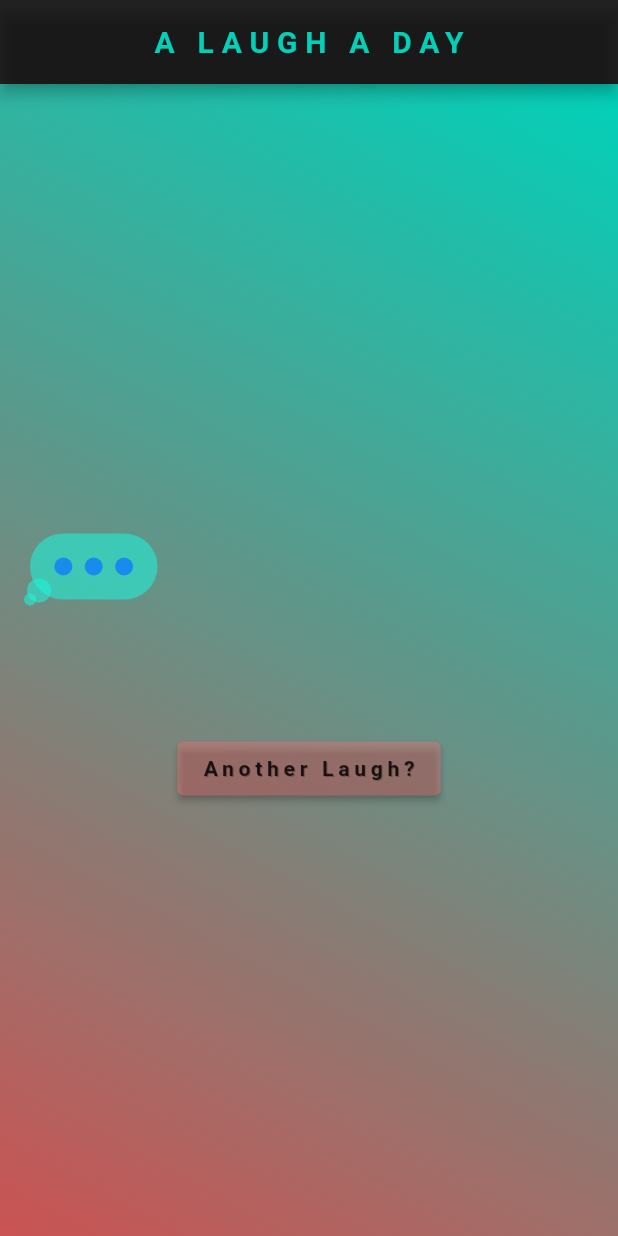
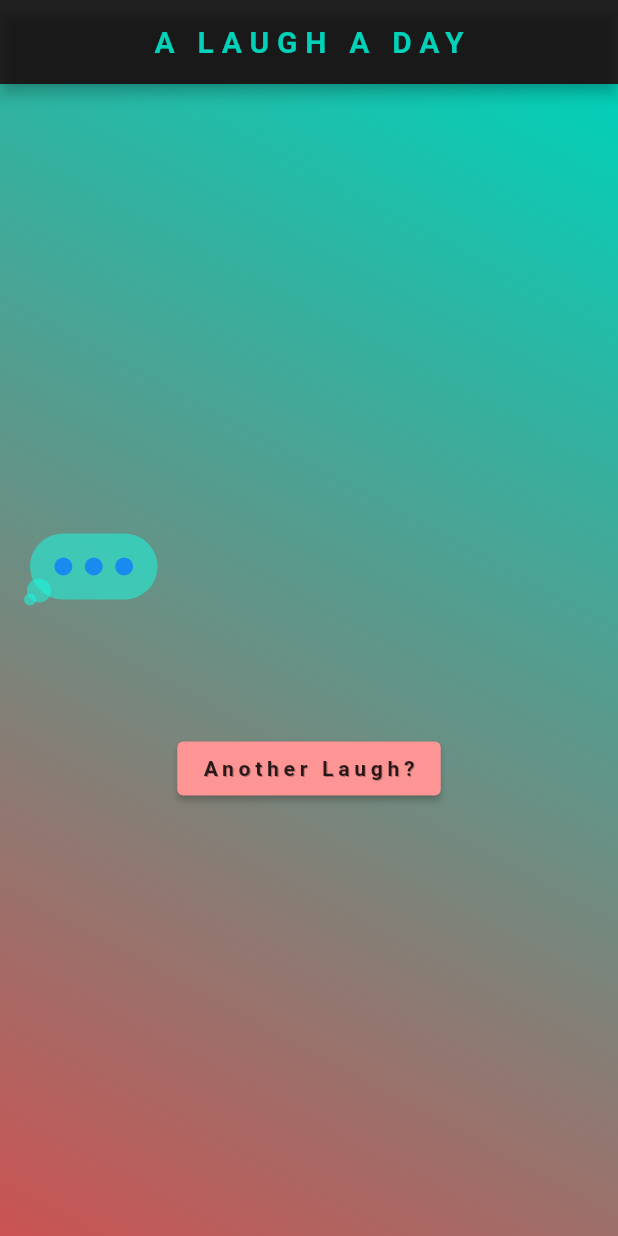
Before and after one commit to reichg/a_laugh_a_day, a Flutter app: the screen it shows after launch, on a phone screen of 412 x 824 dp. Run offline on Flutter 3.47's test engine with Material 2 defaults, Android fonts, the phone set to English and light mode, and no system bars; network calls fail; Roboto replaces fonts that are missing (Aleo-Regular).

Commit message:
gradient pallet version

```diff
--- a/lib/home_page.dart
+++ b/lib/home_page.dart
@@ -80,6 +80,7 @@ class _JokeGeneratorHomeState extends State<JokeGeneratorHome> {
                                 Constants.DIMMER_AQUA,
                               ],
                             ),
+                            borderRadius: BorderRadius.all(Radius.circular(5)),
                             boxShadow: [
                               CustomBoxShadow(
                                   color: Constants.TEXT_SHADOW_BLACK,
@@ -109,7 +110,8 @@ class _JokeGeneratorHomeState extends State<JokeGeneratorHome> {
                     ElevatedButton(
                       style: ButtonStyle(
                           backgroundColor: MaterialStateColor.resolveWith(
-                              (states) => Constants.BUTTON_TANGERINE)),
+                        (states) => Color.fromARGB(255, 253, 149, 149),
+                      )),
                       onPressed: () {
                         setState(() {
                           _typingDelayComplete = false;
--- a/lib/widgets/dad_message_box_widget.dart
+++ b/lib/widgets/dad_message_box_widget.dart
@@ -41,7 +41,7 @@ class _DadMessageBoxWidgetState extends State<DadMessageBoxWidget> {
             children: [
               Center(
                 child: Container(
-                  child: Text("${dateDayName}: ${dateMonthName} ${dateDayAbb}"),
+                  child: Text("${dateDayName} ${dateMonthName} ${dateDayAbb}"),
                   padding: EdgeInsets.all(2),
                 ),
               ),
@@ -50,6 +50,7 @@ class _DadMessageBoxWidgetState extends State<DadMessageBoxWidget> {
                     vertical: height / 35, horizontal: width / 25),
                 child: Container(
                   decoration: BoxDecoration(
+                    color: Color.fromARGB(255, 252, 158, 158),
                     borderRadius: BorderRadius.circular(5),
                     boxShadow: [
                       CustomBoxShadow(
```
